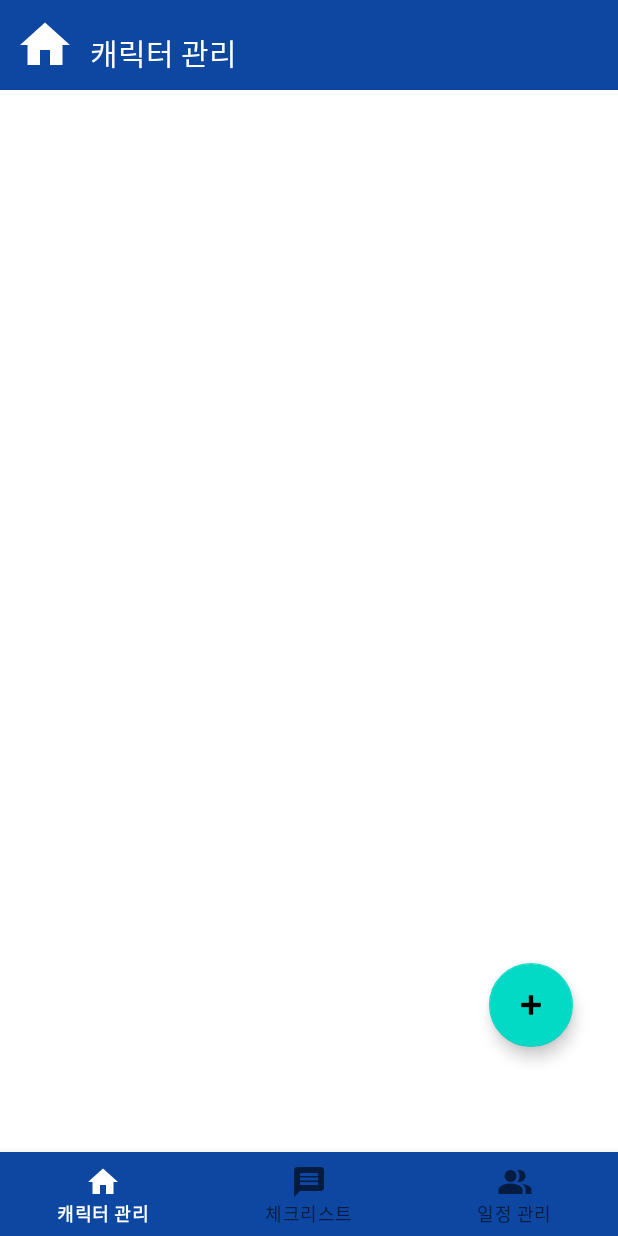
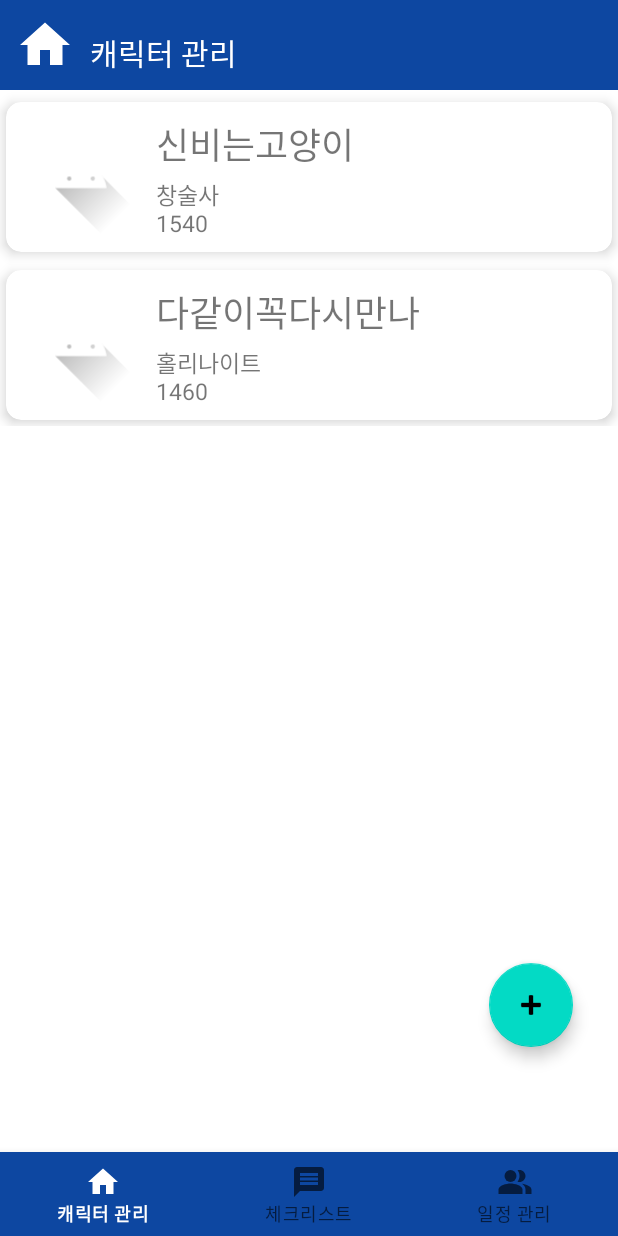
Before and after one commit to UngHa/Shandi_Memo, an Android app: the screen it shows after launch (MainActivity), on a phone screen of 412 x 824 dp. Run offline under Robolectric (Android 15) with nearby library versions, the phone set to English and light mode, and no system bars.

Commit message:
캐릭터관리 중간 커밋

```diff
--- /dev/null
+++ b/app/src/main/java/com/example/shandi_memo/CharacterItem.java
@@ -0,0 +1,37 @@
+package com.example.shandi_memo;
+
+public class CharacterItem {
+    String charName;
+    String className;
+    String itemLevel;
+
+    public CharacterItem(String charName, String className, String itemLevel){
+        this.charName = charName;
+        this.className = className;
+        this.itemLevel = itemLevel;
+    }
+
+    public String getCharName() {
+        return charName;
+    }
+
+    public void setCharName(String charName) {
+        this.charName = charName;
+    }
+
+    public String getClassName() {
+        return className;
+    }
+
+    public void setClassName(String className) {
+        this.className = className;
+    }
+
+    public String getItemLevel() {
+        return itemLevel;
+    }
+
+    public void setItemLevel(String itemLevel) {
+        this.itemLevel = itemLevel;
+    }
+}
--- /dev/null
+++ b/app/src/main/java/com/example/shandi_memo/CharacterListAdapter.java
@@ -0,0 +1,98 @@
+package com.example.shandi_memo;
+
+import android.view.LayoutInflater;
+import android.view.View;
+import android.view.ViewGroup;
+import android.widget.ImageView;
+import android.widget.TextView;
+
+import androidx.annotation.NonNull;
+import androidx.recyclerview.widget.RecyclerView;
+
+import java.util.ArrayList;
+
+public class CharacterListAdapter extends RecyclerView.Adapter<CharacterListAdapter.ViewHolder>  {
+    ArrayList<CharacterItem> items = new ArrayList<CharacterItem>();
+
+    OnTapItemSelectedListener listener;
+
+    int layoutType = 0;
+
+
+
+    @NonNull
+    @Override
+    public ViewHolder onCreateViewHolder(@NonNull ViewGroup parent, int viewType) {
+        LayoutInflater inflater = LayoutInflater.from(parent.getContext());
+        View chararterListView = inflater.inflate(R.layout.character_list_item, parent, false);
+
+        return new ViewHolder(chararterListView, listener);
+    }
+
+    @Override
+    public void onBindViewHolder(@NonNull ViewHolder holder, int position) {
+        CharacterItem item = items.get(position);
+        holder.setItem(item);
+    }
+
+    @Override
+    public int getItemCount() {
+        return items.size();
+    }
+    public void addItem(CharacterItem item){
+        items.add(item);
+    }
+
+    public void setItems(ArrayList<CharacterItem> items){
+        this.items = items;
+    }
+
+    public CharacterItem getItem(int position){
+        return items.get(position);
+    }
+
+    public void setOnItemClickListener(OnTapItemSelectedListener listener){
+        this.listener = listener;
+    }
+
+    public void onItemClick(ViewHolder holder, View view, int position){
+        if(listener != null){
+            listener.onItemClick(holder, view, position);
+        }
+    }
+
+    static class ViewHolder extends RecyclerView.ViewHolder{
+        ImageView profileIcon;
+        TextView charName;
+        TextView className;
+        TextView ItemLv;
+
+        public ViewHolder(View itemView, final OnTapItemSelectedListener listener){
+            super(itemView);
+
+            profileIcon = itemView.findViewById(R.id.profileIcon);
+            charName = itemView.findViewById(R.id.charName);
+            className = itemView.findViewById(R.id.className);
+            ItemLv = itemView.findViewById(R.id.itemLevel);
+
+            itemView.setOnClickListener(new View.OnClickListener() {
+                @Override
+                public void onClick(View view) {
+                    int position = getAdapterPosition();
+
+                    if(listener != null){
+                        listener.onItemClick(ViewHolder.this, view, position);
+                    }
+                }
+            });
+
+        }
+
+        public void setItem(CharacterItem item){
+            profileIcon.setImageResource(R.drawable.ic_launcher_foreground);
+            charName.setText(item.getCharName());
+            className.setText(item.getClassName());
+            ItemLv.setText(item.getItemLevel());
+        }
+    }
+}
--- a/app/src/main/java/com/example/shandi_memo/CharacterManagement.java
+++ b/app/src/main/java/com/example/shandi_memo/CharacterManagement.java
@@ -2,25 +2,31 @@ package com.example.shandi_memo;
 
 import android.app.Dialog;
 import android.content.Context;
+import android.content.Intent;
 import android.os.Bundle;
+import android.view.Gravity;
 import android.view.LayoutInflater;
 import android.view.View;
 import android.view.ViewGroup;
+import android.view.WindowManager;
+import android.widget.ImageButton;
+import android.widget.Toast;
 
 import androidx.annotation.NonNull;
 import androidx.annotation.Nullable;
+import androidx.appcompat.app.AlertDialog;
 import androidx.fragment.app.Fragment;
+import androidx.recyclerview.widget.LinearLayoutManager;
 import androidx.recyclerview.widget.RecyclerView;
 
-//MatchingList Fragment 처리 YCK
+import com.google.android.material.floatingactionbutton.FloatingActionButton;
+
 public class CharacterManagement extends Fragment {
-    RecyclerView matchList;
-    MatchListAdapter adapter;
+    RecyclerView characterList;
+    CharacterListAdapter adapter;
 
     Context context;
     OnTapItemSelectedListener listener;
-
-    Dialog filterDialog;
 
     public void onAttach(Context context){
         super.onAttach(context);
@@ -45,8 +51,50 @@ public class CharacterManagement extends Fragment {
     @Override
     public View onCreateView(@NonNull LayoutInflater inflater, @Nullable ViewGroup container, @Nullable Bundle savedInstanceState) {
         ViewGroup rootView = (ViewGroup) inflater.inflate(R.layout.character_management, container, false);
+        initUI(rootView);
         return rootView;
     }
 
+    private void initUI(ViewGroup rootView){
+
+        characterList = rootView.findViewById(R.id.characterListRecycler);
+
+        LinearLayoutManager layoutManager = new LinearLayoutManager(getContext());
+        characterList.setLayoutManager(layoutManager);
+
+        //RecyclerView에 아이템을 추가
+        adapter = new CharacterListAdapter();
+        adapter.addItem(new CharacterItem("신비는고양이", "창술사", "1540"));
+        adapter.addItem(new CharacterItem("다같이꼭다시만나", "홀리나이트", "1460"));
+        characterList.setAdapter(adapter);
+
+        //매칭리스트 리스너
+        /*adapter.setOnItemClickListener(new OnTapItemSelectedListener() {
+            @Override
+            public void onItemClick(MatchListAdapter.ViewHolder holder, View view, int position) {
+
+                AlertDialog.Builder dlg = new AlertDialog.Builder(getContext());
+
+                search = View.inflate(getContext(), R.layout.search_filtering_dialog,null);
+                dlg.setView(search);
+                dlg.setNegativeButton("닫기", null);
+                dlg.setPositiveButton("참여", null);
+                dlg.show();
+
+                CharacterItem item = adapter.getItem(position);
+                Toast.makeText(getContext(), position + "번째 매칭 선택됨", Toast.LENGTH_SHORT).show();
+            }
+        });*/
+
+        /*FloatingActionButton roundingCreate;
+        roundingCreate = rootView.findViewById(R.id.roundingCreateButton);
+        roundingCreate.setOnClickListener(new View.OnClickListener() {
+            @Override
+            public void onClick(View view) {
+                Intent intend = new Intent(getContext(),RoundingCreate.class);
+                startActivity(intend);
+            }
+        });*/
+    }
 
 }
--- a/app/src/main/java/com/example/shandi_memo/OnTapItemSelectedListener.java
+++ b/app/src/main/java/com/example/shandi_memo/OnTapItemSelectedListener.java
@@ -5,4 +5,5 @@ import android.view.View;
 //네비게이션바 클릭 시 리스너 YCK
 public interface OnTapItemSelectedListener {
     public void onItemClick(MatchListAdapter.ViewHolder holder, View view, int position);
+    public void onItemClick(CharacterListAdapter.ViewHolder holder, View view, int position);
 }
--- /dev/null
+++ b/app/src/main/res/layout/character_list_item.xml
@@ -0,0 +1,65 @@
+<?xml version="1.0" encoding="utf-8"?>
+<androidx.cardview.widget.CardView xmlns:android="http://schemas.android.com/apk/res/android"
+    xmlns:app="http://schemas.android.com/apk/res-auto"
+    xmlns:tools="http://schemas.android.com/tools"
+    android:layout_width="match_parent"
+    android:layout_height="100sp"
+    android:layout_marginTop="8sp"
+    android:layout_marginLeft="4sp"
+    android:layout_marginRight="4sp"
+    android:layout_marginBottom="4sp"
+    app:cardBackgroundColor="#ffffff"
+    app:cardCornerRadius="10sp"
+    app:cardElevation="5sp">
+
+    <androidx.constraintlayout.widget.ConstraintLayout
+        android:id="@+id/characterListlayout"
+        android:layout_width="match_parent"
+        android:layout_height="wrap_content"
+        android:orientation="horizontal"
+        android:visibility="visible">
+
+        <ImageView
+            android:id="@+id/profileIcon"
+            android:layout_width="80sp"
+            android:layout_height="80sp"
+            android:layout_margin="10sp"
+            app:srcCompat="@drawable/lion_sample"
+            app:layout_constraintLeft_toLeftOf="parent"
+            app:layout_constraintTop_toTopOf="parent"
+            app:layout_constraintBottom_toBottomOf="parent"/>
+
+        <TextView
+            android:id="@+id/charName"
+            android:layout_width="wrap_content"
+            android:layout_height="30sp"
+            app:layout_constraintTop_toTopOf="parent"
+            app:layout_constraintLeft_toRightOf="@id/profileIcon"
+            android:text="@string/null_text"
+            android:layout_margin="10sp"
+            android:textSize="24sp" />
+
+        <TextView
+            android:id="@+id/className"
+            android:layout_width="wrap_content"
+            android:layout_height="20sp"
+            app:layout_constraintTop_toBottomOf="@id/charName"
+            app:layout_constraintLeft_toRightOf="@id/profileIcon"
+            android:text="@string/null_text"
+            android:layout_marginStart="10sp"
+            android:layout_marginTop="10sp"
+            android:textSize="15sp" />
+
+        <TextView
+            android:id="@+id/itemLevel"
+            android:layout_width="wrap_content"
+            android:layout_height="20sp"
+            app:layout_constraintTop_toBottomOf="@id/className"
+            app:layout_constraintLeft_toRightOf="@id/profileIcon"
+            android:text="@string/null_text"
+            android:layout_marginStart="10sp"
+            android:textSize="15sp" />
+
+    </androidx.constraintlayout.widget.ConstraintLayout>
+
+</androidx.cardview.widget.CardView>
--- a/app/src/main/res/layout/character_management.xml
+++ b/app/src/main/res/layout/character_management.xml
@@ -8,7 +8,7 @@
 
 
     <androidx.recyclerview.widget.RecyclerView
-        android:id="@+id/matchListRecycler"
+        android:id="@+id/characterListRecycler"
         android:layout_width="match_parent"
         android:layout_height="wrap_content"
         android:scrollbars="vertical"
@@ -21,7 +21,7 @@
         android:layout_width="wrap_content"
         android:layout_height="wrap_content"
         android:layout_marginBottom="70sp"
-        android:layout_marginRight="30sp"
+        android:layout_marginEnd="30sp"
         android:contentDescription="NewProject"
         android:src="@android:drawable/ic_input_add"
         app:layout_constraintBottom_toBottomOf="parent"
--- a/app/src/main/res/values/strings.xml
+++ b/app/src/main/res/values/strings.xml
@@ -1,3 +1,4 @@
 <resources>
     <string name="app_name">Shandi_Memo</string>
+    <string name="null_text">변경될 텍스트</string>
 </resources>
```
